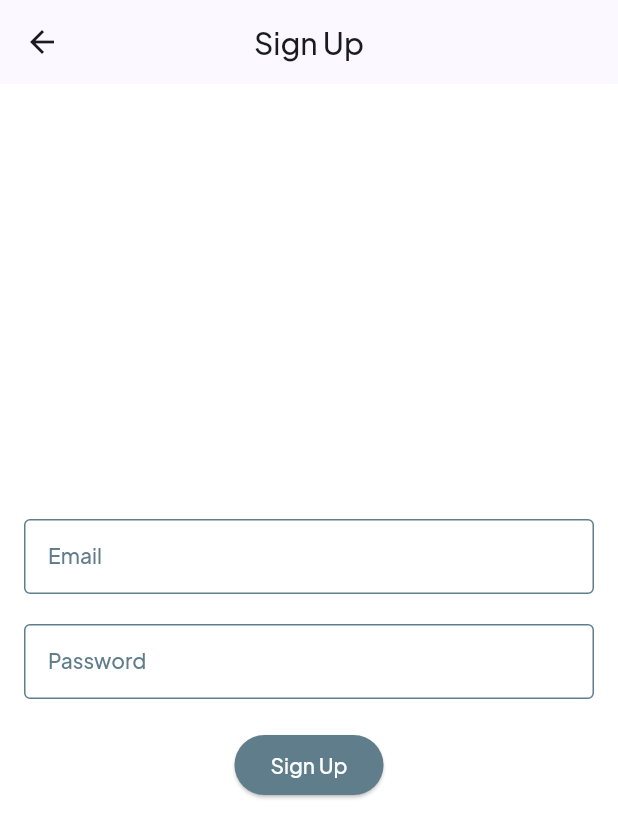
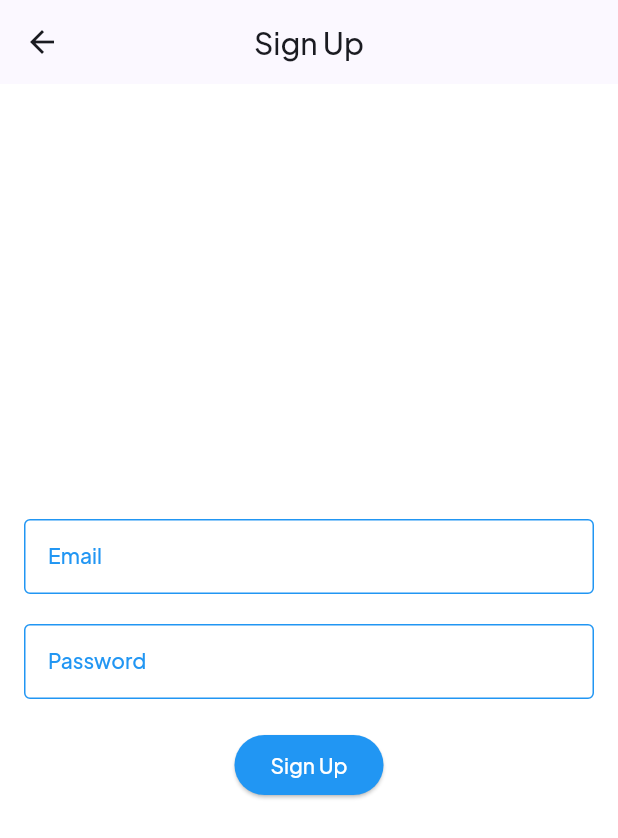
Before and after one commit to kiche-allan/Millers-app, a Flutter app: the SignupPage screen opened by its route, on a phone screen of 412 x 824 dp. Shown: the top 838 px of the screen. Run offline on Flutter 3.47's test engine with Material 2 defaults, Android fonts, the phone set to English and light mode, and no system bars; our stand-ins replace device_preview, firebase_auth, firebase_core, google_fonts, ionicons; accounts and stored records are empty.

Commit message:
signup23

```diff
--- a/lib/pages/signup_page.dart
+++ b/lib/pages/signup_page.dart
@@ -57,15 +57,15 @@ class _SignupPageState extends State<SignupPage> {
                 keyboardType: TextInputType.emailAddress,
                 decoration: InputDecoration(
                   labelText: 'Email',
-                  labelStyle: TextStyle(color: Colors.blueGrey),
+                  labelStyle: TextStyle(color: Colors.blue),
                   focusedBorder: OutlineInputBorder(
-                    borderSide: BorderSide(color: Colors.blueGrey),
+                    borderSide: BorderSide(color: Colors.blue),
                   ),
                   enabledBorder: OutlineInputBorder(
-                    borderSide: BorderSide(color: Colors.blueGrey),
+                    borderSide: BorderSide(color: Colors.blue),
                   ),
                   border: OutlineInputBorder(
-                    borderSide: BorderSide(color: Colors.blueGrey),
+                    borderSide: BorderSide(color: Colors.blue),
                   ),
                 ),
                 validator: (value) {
@@ -83,15 +83,15 @@ class _SignupPageState extends State<SignupPage> {
                 obscureText: true,
                 decoration: InputDecoration(
                   labelText: 'Password',
-                  labelStyle: TextStyle(color: Colors.blueGrey),
+                  labelStyle: TextStyle(color: Colors.blue),
                   focusedBorder: OutlineInputBorder(
-                    borderSide: BorderSide(color: Colors.blueGrey),
+                    borderSide: BorderSide(color: Colors.blue),
                   ),
                   enabledBorder: OutlineInputBorder(
-                    borderSide: BorderSide(color: Colors.blueGrey),
+                    borderSide: BorderSide(color: Colors.blue),
                   ),
                   border: OutlineInputBorder(
-                    borderSide: BorderSide(color: Colors.blueGrey),
+                    borderSide: BorderSide(color: Colors.blue),
                   ),
                 ),
                 validator: (value) {
@@ -112,7 +112,7 @@ class _SignupPageState extends State<SignupPage> {
                 onPressed: _signup,
                 child: Text('Sign Up'),
                 style: ElevatedButton.styleFrom(
-                  primary: Colors.blueGrey,
+                  primary: Colors.blue,
                   onPrimary: Colors.white,
                 ),
               ),
```
